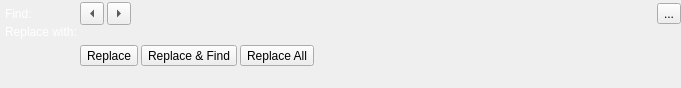
The window that HmiFuncDesigner/libs/Core/qpropertylist/script_editor/qfindwidget.ui (VelsonWang/HmiFuncDesigner) describes before a commit, drawn with Qt 5.
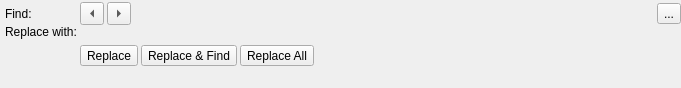
The same window after the commit.

The edit to the form file:
```diff
--- a/HmiFuncDesigner/libs/Core/qpropertylist/script_editor/qfindwidget.ui
+++ b/HmiFuncDesigner/libs/Core/qpropertylist/script_editor/qfindwidget.ui
@@ -35,7 +35,7 @@
    <item row="0" column="0">
     <widget class="QLabel" name="findLabel">
      <property name="styleSheet">
-      <string notr="true">color: rgb(255, 255, 255);</string>
+      <string notr="true"/>
      </property>
      <property name="text">
       <string>Find:</string>
@@ -105,7 +105,7 @@
      <item>
       <widget class="QLabel" name="replaceLabel">
        <property name="styleSheet">
-        <string notr="true">color: rgb(255, 255, 255);</string>
+        <string notr="true"/>
        </property>
        <property name="text">
         <string>Replace with:</string>
```
Left out of the diff: 22 changed lines with no effect on the pictures.
